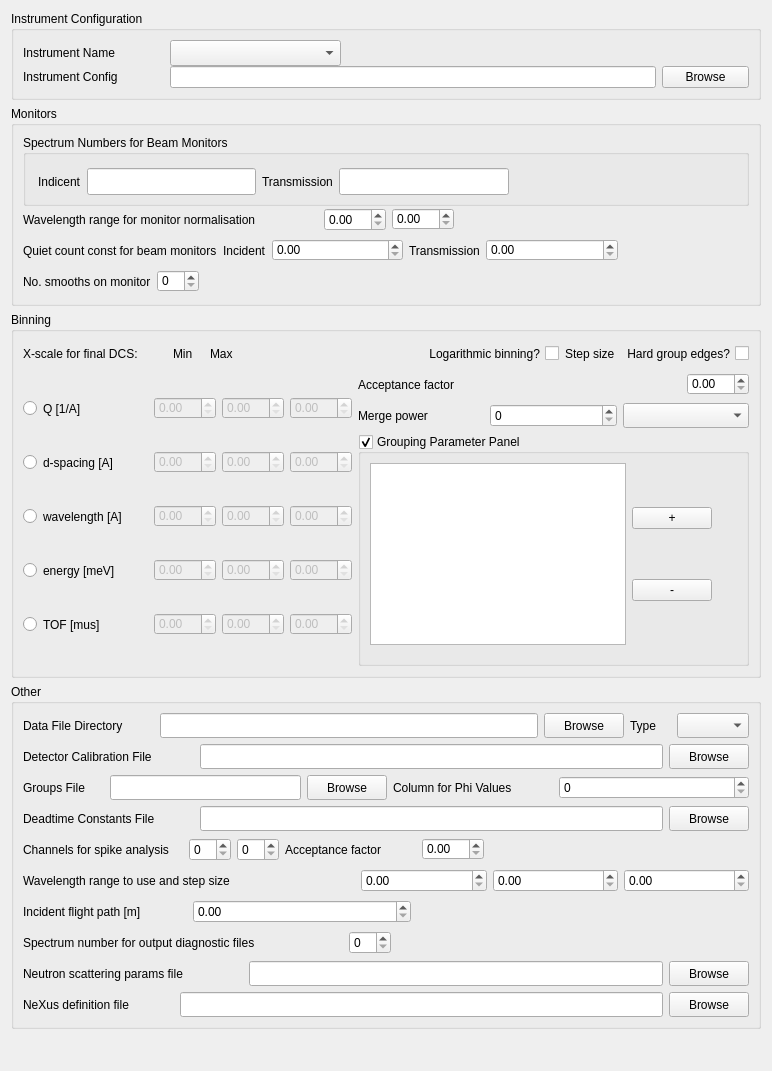
Before: the Qt Designer form src/gui/widgets/ui_files/instrumentWidget.ui in disorderedmaterials/GudPy, drawn with Qt 5.
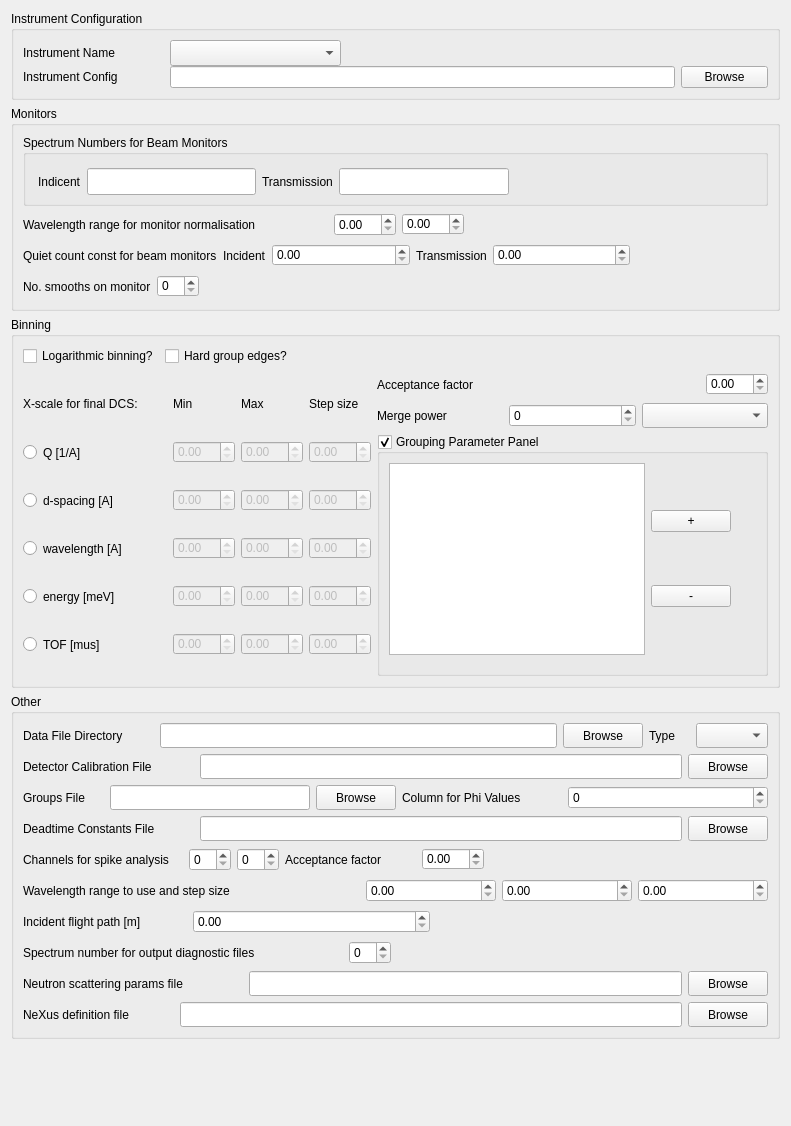
After: the same form once the commit is applied. Custom widgets are drawn as their Qt base class.

Commit message: fix: instrument layout.

Patch:
```diff
--- a/src/gui/widgets/ui_files/instrumentWidget.ui
+++ b/src/gui/widgets/ui_files/instrumentWidget.ui
@@ -6,8 +6,8 @@
    <rect>
     <x>0</x>
     <y>0</y>
-    <width>724</width>
-    <height>1071</height>
+    <width>767</width>
+    <height>1126</height>
    </rect>
   </property>
   <property name="sizePolicy">
@@ -535,80 +535,10 @@
      <layout class="QVBoxLayout" name="verticalLayout_4">
       <item>
        <layout class="QHBoxLayout" name="horizontalLayout_13">
-        <item>
-         <widget class="QLabel" name="xScaleLabel">
-          <property name="sizePolicy">
-           <sizepolicy hsizetype="Minimum" vsizetype="Preferred">
-            <horstretch>0</horstretch>
-            <verstretch>0</verstretch>
-           </sizepolicy>
-          </property>
-          <property name="minimumSize">
-           <size>
-            <width>144</width>
-            <height>25</height>
-           </size>
-          </property>
-          <property name="maximumSize">
-           <size>
-            <width>144</width>
-            <height>16777215</height>
-           </size>
-          </property>
-          <property name="text">
-           <string>X-scale for final DCS: </string>
-          </property>
-         </widget>
-        </item>
-        <item>
-         <widget class="QLabel" name="minXScaleLabel">
-          <property name="minimumSize">
-           <size>
-            <width>31</width>
-            <height>25</height>
-           </size>
-          </property>
-          <property name="text">
-           <string>Min</string>
-          </property>
-         </widget>
-        </item>
-        <item>
-         <widget class="QLabel" name="maxXScaleLabel">
-          <property name="minimumSize">
-           <size>
-            <width>31</width>
-            <height>25</height>
-           </size>
-          </property>
-          <property name="maximumSize">
-           <size>
-            <width>31</width>
-            <height>16777215</height>
-           </size>
-          </property>
-          <property name="text">
-           <string>Max</string>
-          </property>
-         </widget>
-        </item>
-        <item>
-         <spacer name="horizontalSpacer_2">
-          <property name="orientation">
-           <enum>Qt::Horizontal</enum>
-          </property>
-          <property name="sizeHint" stdset="0">
-           <size>
-            <width>40</width>
-            <height>20</height>
-           </size>
-          </property>
-         </spacer>
-        </item>
         <item>
          <widget class="QCheckBox" name="logarithmicBinningCheckBox">
           <property name="sizePolicy">
-           <sizepolicy hsizetype="Preferred" vsizetype="Maximum">
+           <sizepolicy hsizetype="Minimum" vsizetype="Maximum">
             <horstretch>0</horstretch>
             <verstretch>0</verstretch>
            </sizepolicy>
@@ -616,36 +546,17 @@
           <property name="minimumSize">
            <size>
             <width>0</width>
-            <height>25</height>
+            <height>0</height>
            </size>
           </property>
           <property name="layoutDirection">
-           <enum>Qt::RightToLeft</enum>
+           <enum>Qt::LeftToRight</enum>
           </property>
           <property name="text">
            <string>Logarithmic binning?</string>
           </property>
          </widget>
         </item>
-        <item>
-         <widget class="QLabel" name="stepXScaleLabel">
-          <property name="minimumSize">
-           <size>
-            <width>30</width>
-            <height>25</height>
-           </size>
-          </property>
-          <property name="maximumSize">
-           <size>
-            <width>61</width>
-            <height>16777215</height>
-           </size>
-          </property>
-          <property name="text">
-           <string>Step size</string>
-          </property>
-         </widget>
-        </item>
         <item>
          <widget class="QCheckBox" name="hardGroupEdgesCheckBox">
           <property name="sizePolicy">
@@ -657,24 +568,240 @@
           <property name="minimumSize">
            <size>
             <width>0</width>
-            <height>23</height>
+            <height>0</height>
            </size>
           </property>
           <property name="layoutDirection">
-           <enum>Qt::RightToLeft</enum>
+           <enum>Qt::LeftToRight</enum>
           </property>
           <property name="text">
            <string>Hard group edges?</string>
           </property>
          </widget>
         </item>
+        <item>
+         <spacer name="horizontalSpacer_2">
+          <property name="orientation">
+           <enum>Qt::Horizontal</enum>
+          </property>
+          <property name="sizeHint" stdset="0">
+           <size>
+            <width>40</width>
+            <height>20</height>
+           </size>
+          </property>
+         </spacer>
+        </item>
        </layout>
       </item>
       <item>
        <layout class="QHBoxLayout" name="horizontalLayout_18">
         <item>
          <layout class="QGridLayout" name="gridLayout_2">
-          <item row="0" column="0">
+          <item row="2" column="1">
+           <widget class="QDoubleSpinBox" name="minDSpacingSpinBox">
+            <property name="enabled">
+             <bool>false</bool>
+            </property>
+            <property name="minimumSize">
+             <size>
+              <width>62</width>
+              <height>22</height>
+             </size>
+            </property>
+            <property name="maximumSize">
+             <size>
+              <width>62</width>
+              <height>22</height>
+             </size>
+            </property>
+           </widget>
+          </item>
+          <item row="5" column="2">
+           <widget class="QDoubleSpinBox" name="maxTOFSpinBox">
+            <property name="enabled">
+             <bool>false</bool>
+            </property>
+            <property name="minimumSize">
+             <size>
+              <width>62</width>
+              <height>22</height>
+             </size>
+            </property>
+            <property name="maximumSize">
+             <size>
+              <width>62</width>
+              <height>22</height>
+             </size>
+            </property>
+           </widget>
+          </item>
+          <item row="3" column="3">
+           <widget class="QDoubleSpinBox" name="stepWavelength_SpinBox">
+            <property name="enabled">
+             <bool>false</bool>
+            </property>
+            <property name="minimumSize">
+             <size>
+              <width>62</width>
+              <height>22</height>
+             </size>
+            </property>
+            <property name="maximumSize">
+             <size>
+              <width>62</width>
+              <height>22</height>
+             </size>
+            </property>
+           </widget>
+          </item>
+          <item row="4" column="3">
+           <widget class="QDoubleSpinBox" name="stepEnergySpinBox">
+            <property name="enabled">
+             <bool>false</bool>
+            </property>
+            <property name="minimumSize">
+             <size>
+              <width>62</width>
+              <height>22</height>
+             </size>
+            </property>
+            <property name="maximumSize">
+             <size>
+              <width>62</width>
+              <height>22</height>
+             </size>
+            </property>
+           </widget>
+          </item>
+          <item row="3" column="0">
+           <widget class="QRadioButton" name="wavelengthRadioButton">
+            <property name="minimumSize">
+             <size>
+              <width>125</width>
+              <height>23</height>
+             </size>
+            </property>
+            <property name="text">
+             <string>wavelength [A]</string>
+            </property>
+            <attribute name="buttonGroup">
+             <string notr="true">scaleSelectionButtonGroup</string>
+            </attribute>
+           </widget>
+          </item>
+          <item row="1" column="3">
+           <widget class="QDoubleSpinBox" name="stepQSpinBox">
+            <property name="enabled">
+             <bool>false</bool>
+            </property>
+            <property name="minimumSize">
+             <size>
+              <width>62</width>
+              <height>22</height>
+             </size>
+            </property>
+            <property name="maximumSize">
+             <size>
+              <width>62</width>
+              <height>22</height>
+             </size>
+            </property>
+           </widget>
+          </item>
+          <item row="4" column="1">
+           <widget class="QDoubleSpinBox" name="minEnergySpinBox">
+            <property name="enabled">
+             <bool>false</bool>
+            </property>
+            <property name="minimumSize">
+             <size>
+              <width>62</width>
+              <height>22</height>
+             </size>
+            </property>
+            <property name="maximumSize">
+             <size>
+              <width>62</width>
+              <height>22</height>
+             </size>
+            </property>
+           </widget>
+          </item>
+          <item row="5" column="1">
+           <widget class="QDoubleSpinBox" name="minTOFSpinBox">
+            <property name="enabled">
+             <bool>false</bool>
+            </property>
+            <property name="minimumSize">
+             <size>
+              <width>62</width>
+              <height>22</height>
+             </size>
+            </property>
+            <property name="maximumSize">
+             <size>
+              <width>62</width>
+              <height>22</height>
+             </size>
+            </property>
+           </widget>
+          </item>
+          <item row="5" column="0">
+           <widget class="QRadioButton" name="TOFRadioButton">
+            <property name="minimumSize">
+             <size>
+              <width>121</width>
+              <height>23</height>
+             </size>
+            </property>
+            <property name="text">
+             <string>TOF [mus]</string>
+            </property>
+            <attribute name="buttonGroup">
+             <string notr="true">scaleSelectionButtonGroup</string>
+            </attribute>
+           </widget>
+          </item>
+          <item row="1" column="2">
+           <widget class="QDoubleSpinBox" name="maxQSpinBox">
+            <property name="enabled">
+             <bool>false</bool>
+            </property>
+            <property name="minimumSize">
+             <size>
+              <width>62</width>
+              <height>22</height>
+             </size>
+            </property>
+            <property name="maximumSize">
+             <size>
+              <width>62</width>
+              <height>22</height>
+             </size>
+            </property>
+           </widget>
+          </item>
+          <item row="4" column="2">
+           <widget class="QDoubleSpinBox" name="maxEnergySpinBox">
+            <property name="enabled">
+             <bool>false</bool>
+            </property>
+            <property name="minimumSize">
+             <size>
+              <width>62</width>
+              <height>22</height>
+             </size>
+            </property>
+            <property name="maximumSize">
+             <size>
+              <width>62</width>
+              <height>22</height>
+             </size>
+            </property>
+           </widget>
+          </item>
+          <item row="1" column="0">
            <widget class="QRadioButton" name="_QRadioButton">
             <property name="minimumSize">
              <size>
@@ -690,8 +817,8 @@
             </attribute>
            </widget>
           </item>
-          <item row="0" column="1">
-           <widget class="QDoubleSpinBox" name="minQSpinBox">
+          <item row="2" column="2">
+           <widget class="QDoubleSpinBox" name="maxDSpacingSpinBox">
             <property name="enabled">
              <bool>false</bool>
             </property>
@@ -709,45 +836,7 @@
             </property>
            </widget>
           </item>
-          <item row="0" column="2">
-           <widget class="QDoubleSpinBox" name="maxQSpinBox">
-            <property name="enabled">
-             <bool>false</bool>
-            </property>
-            <property name="minimumSize">
-             <size>
-              <width>62</width>
-              <height>22</height>
-             </size>
-            </property>
-            <property name="maximumSize">
-             <size>
-              <width>62</width>
-              <height>22</height>
-             </size>
-            </property>
-           </widget>
-          </item>
-          <item row="0" column="3">
-           <widget class="QDoubleSpinBox" name="stepQSpinBox">
-            <property name="enabled">
-             <bool>false</bool>
-            </property>
-            <property name="minimumSize">
-             <size>
-              <width>62</width>
-              <height>22</height>
-             </size>
-            </property>
-            <property name="maximumSize">
-             <size>
-              <width>62</width>
-              <height>22</height>
-             </size>
-            </property>
-           </widget>
-          </item>
-          <item row="1" column="0">
+          <item row="2" column="0">
            <widget class="QRadioButton" name="DSpacingRadioButton">
             <property name="minimumSize">
              <size>
@@ -763,137 +852,7 @@
             </attribute>
            </widget>
           </item>
-          <item row="1" column="1">
-           <widget class="QDoubleSpinBox" name="minDSpacingSpinBox">
-            <property name="enabled">
-             <bool>false</bool>
-            </property>
-            <property name="minimumSize">
-             <size>
-              <width>62</width>
-              <height>22</height>
-             </size>
-            </property>
-            <property name="maximumSize">
-             <size>
-              <width>62</width>
-              <height>22</height>
-             </size>
-            </property>
-           </widget>
-          </item>
-          <item row="1" column="2">
-           <widget class="QDoubleSpinBox" name="maxDSpacingSpinBox">
-            <property name="enabled">
-             <bool>false</bool>
-            </property>
-            <property name="minimumSize">
-             <size>
-              <width>62</width>
-              <height>22</height>
-             </size>
-            </property>
-            <property name="maximumSize">
-             <size>
-              <width>62</width>
-              <height>22</height>
-             </size>
-            </property>
-           </widget>
-          </item>
-          <item row="1" column="3">
-           <widget class="QDoubleSpinBox" name="stepDSpacingSpinBox">
-            <property name="enabled">
-             <bool>false</bool>
-            </property>
-            <property name="minimumSize">
-             <size>
-              <width>62</width>
-              <height>22</height>
-             </size>
-            </property>
-            <property name="maximumSize">
-             <size>
-              <width>62</width>
-              <height>22</height>
-             </size>
-            </property>
-           </widget>
-          </item>
-          <item row="2" column="0">
-           <widget class="QRadioButton" name="wavelengthRadioButton">
-            <property name="minimumSize">
-             <size>
-              <width>125</width>
-              <height>23</height>
-             </size>
-            </property>
-            <property name="text">
-             <string>wavelength [A]</string>
-            </property>
-            <attribute name="buttonGroup">
-             <string notr="true">scaleSelectionButtonGroup</string>
-            </attribute>
-           </widget>
-          </item>
-          <item row="2" column="1">
-           <widget class="QDoubleSpinBox" name="minWavelength_SpinBox">
-            <property name="enabled">
-             <bool>false</bool>
-            </property>
-            <property name="minimumSize">
-             <size>
-              <width>62</width>
-              <height>22</height>
-             </size>
-            </property>
-            <property name="maximumSize">
-             <size>
-              <width>62</width>
-              <height>22</height>
-             </size>
-            </property>
-           </widget>
-          </item>
-          <item row="2" column="2">
-           <widget class="QDoubleSpinBox" name="maxWavelength_SpinBox">
-            <property name="enabled">
-             <bool>false</bool>
-            </property>
-            <property name="minimumSize">
-             <size>
-              <width>62</width>
-              <height>22</height>
-             </size>
-            </property>
-            <property name="maximumSize">
-             <size>
-              <width>62</width>
-              <height>22</height>
-             </size>
-            </property>
-           </widget>
-          </item>
-          <item row="2" column="3">
-           <widget class="QDoubleSpinBox" name="stepWavelength_SpinBox">
-            <property name="enabled">
-             <bool>false</bool>
-            </property>
-            <property name="minimumSize">
-             <size>
-              <width>62</width>
-              <height>22</height>
-             </size>
-            </property>
-            <property name="maximumSize">
-             <size>
-              <width>62</width>
-              <height>22</height>
-             </size>
-            </property>
-           </widget>
-          </item>
-          <item row="3" column="0">
+          <item row="4" column="0">
            <widget class="QRadioButton" name="energyRadioButton">
             <property name="minimumSize">
              <size>
@@ -909,27 +868,8 @@
             </attribute>
            </widget>
           </item>
-          <item row="3" column="1">
-           <widget class="QDoubleSpinBox" name="minEnergySpinBox">
-            <property name="enabled">
-             <bool>false</bool>
-            </property>
-            <property name="minimumSize">
-             <size>
-              <width>62</width>
-              <height>22</height>
-             </size>
-            </property>
-            <property name="maximumSize">
-             <size>
-              <width>62</width>
-              <height>22</height>
-             </size>
-            </property>
-           </widget>
-          </item>
           <item row="3" column="2">
-           <widget class="QDoubleSpinBox" name="maxEnergySpinBox">
+           <widget class="QDoubleSpinBox" name="maxWavelength_SpinBox">
             <property name="enabled">
              <bool>false</bool>
             </property>
@@ -947,8 +887,8 @@
             </property>
            </widget>
           </item>
-          <item row="3" column="3">
-           <widget class="QDoubleSpinBox" name="stepEnergySpinBox">
+          <item row="2" column="3">
+           <widget class="QDoubleSpinBox" name="stepDSpacingSpinBox">
             <property name="enabled">
              <bool>false</bool>
             </property>
@@ -966,61 +906,7 @@
             </property>
            </widget>
           </item>
-          <item row="4" column="0">
-           <widget class="QRadioButton" name="TOFRadioButton">
-            <property name="minimumSize">
-             <size>
-              <width>121</width>
-              <height>23</height>
-             </size>
-            </property>
-            <property name="text">
-             <string>TOF [mus]</string>
-            </property>
-            <attribute name="buttonGroup">
-             <string notr="true">scaleSelectionButtonGroup</string>
-            </attribute>
-           </widget>
-          </item>
-          <item row="4" column="1">
-           <widget class="QDoubleSpinBox" name="minTOFSpinBox">
-            <property name="enabled">
-             <bool>false</bool>
-            </property>
-            <property name="minimumSize">
-             <size>
-              <width>62</width>
-              <height>22</height>
-             </size>
-            </property>
-            <property name="maximumSize">
-             <size>
-              <width>62</width>
-              <height>22</height>
-             </size>
-            </property>
-           </widget>
-          </item>
-          <item row="4" column="2">
-           <widget class="QDoubleSpinBox" name="maxTOFSpinBox">
-            <property name="enabled">
-             <bool>false</bool>
-            </property>
-            <property name="minimumSize">
-             <size>
-              <width>62</width>
-              <height>22</height>
-             </size>
-            </property>
-            <property name="maximumSize">
-             <size>
-              <width>62</width>
-              <height>22</height>
-             </size>
-            </property>
-           </widget>
-          </item>
-          <item row="4" column="3">
+          <item row="5" column="3">
            <widget class="QDoubleSpinBox" name="stepTOFSpinBox">
             <property name="enabled">
              <bool>false</bool>
@@ -1039,6 +925,120 @@
             </property>
            </widget>
           </item>
+          <item row="3" column="1">
+           <widget class="QDoubleSpinBox" name="minWavelength_SpinBox">
+            <property name="enabled">
+             <bool>false</bool>
+            </property>
+            <property name="minimumSize">
+             <size>
+              <width>62</width>
+              <height>22</height>
+             </size>
+            </property>
+            <property name="maximumSize">
+             <size>
+              <width>62</width>
+              <height>22</height>
+             </size>
+            </property>
+           </widget>
+          </item>
+          <item row="1" column="1">
+           <widget class="QDoubleSpinBox" name="minQSpinBox">
+            <property name="enabled">
+             <bool>false</bool>
+            </property>
+            <property name="minimumSize">
+             <size>
+              <width>62</width>
+              <height>22</height>
+             </size>
+            </property>
+            <property name="maximumSize">
+             <size>
+              <width>62</width>
+              <height>22</height>
+             </size>
+            </property>
+           </widget>
+          </item>
+          <item row="0" column="3">
+           <widget class="QLabel" name="stepXScaleLabel">
+            <property name="minimumSize">
+             <size>
+              <width>30</width>
+              <height>25</height>
+             </size>
+            </property>
+            <property name="maximumSize">
+             <size>
+              <width>61</width>
+              <height>16777215</height>
+             </size>
+            </property>
+            <property name="text">
+             <string>Step size</string>
+            </property>
+           </widget>
+          </item>
+          <item row="0" column="2">
+           <widget class="QLabel" name="maxXScaleLabel">
+            <property name="minimumSize">
+             <size>
+              <width>31</width>
+              <height>25</height>
+             </size>
+            </property>
+            <property name="maximumSize">
+             <size>
+              <width>31</width>
+              <height>16777215</height>
+             </size>
+            </property>
+            <property name="text">
+             <string>Max</string>
+            </property>
+           </widget>
+          </item>
+          <item row="0" column="1">
+           <widget class="QLabel" name="minXScaleLabel">
+            <property name="minimumSize">
+             <size>
+              <width>31</width>
+              <height>25</height>
+             </size>
+            </property>
+            <property name="text">
+             <string>Min</string>
+            </property>
+           </widget>
+          </item>
+          <item row="0" column="0">
+           <widget class="QLabel" name="xScaleLabel">
+            <property name="sizePolicy">
+             <sizepolicy hsizetype="Minimum" vsizetype="Fixed">
+              <horstretch>0</horstretch>
+              <verstretch>0</verstretch>
+             </sizepolicy>
+            </property>
+            <property name="minimumSize">
+             <size>
+              <width>144</width>
+              <height>25</height>
+             </size>
+            </property>
+            <property name="maximumSize">
+             <size>
+              <width>144</width>
+              <height>16777215</height>
+             </size>
+            </property>
+            <property name="text">
+             <string>X-scale for final DCS: </string>
+            </property>
+           </widget>
+          </item>
          </layout>
         </item>
         <item>
```
